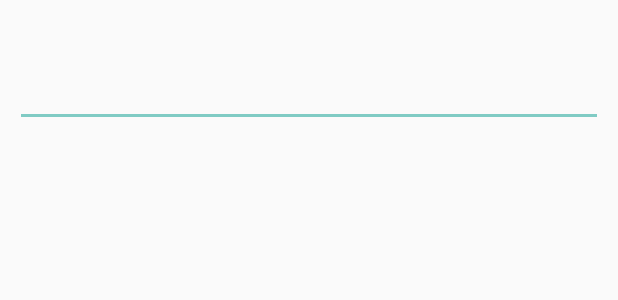
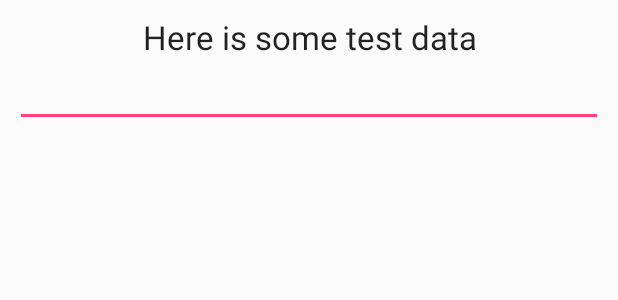
Before and after one commit to bradleyfowler123/gecko, an Android app: the layout input_prompt.xml on its own in the app's theme, with its tools: preview values and no code run, on a phone screen of 412 x 824 dp. Shown: the top 300 px of the screen. Run offline under Robolectric (Android 15) with nearby library versions, the phone set to English and light mode, and no system bars; network calls fail.

Commit message:
Working; small; -  bug fix

```diff
--- a/app/src/main/res/layout/input_prompt.xml
+++ b/app/src/main/res/layout/input_prompt.xml
@@ -3,13 +3,13 @@
     android:layout_width="fill_parent"
     android:layout_height="fill_parent"
     android:orientation="vertical"
-    android:padding="10dp"
-    android:theme="@style/Theme.AppCompat.Dialog">
+    android:padding="10dp">
 
     <TextView
         android:layout_width="match_parent"
         android:layout_height="wrap_content"
         android:id="@+id/InputPromptMessage"
+        android:text="@string/test"
         android:textAppearance="?android:attr/textAppearanceLarge"
         android:textAlignment="center" />
 
```
Also changed, not shown: app/src/main/AndroidManifest.xml (+10 -3 lines), app/src/main/java/com/auton/bradley/myfe/MainActivity.java (+19 -1 lines), app/src/main/java/com/auton/bradley/myfe/RegisterActivity.java (+19 -0 lines).
